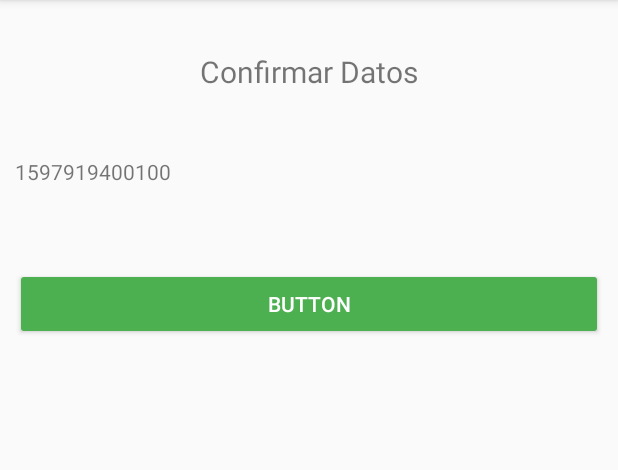
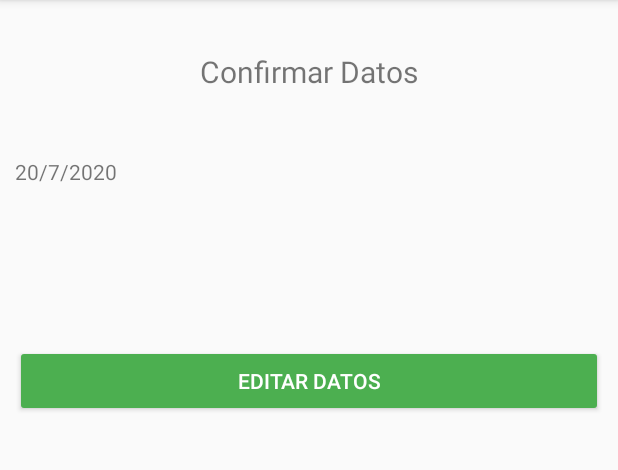
Before and after one commit to josealsola29/Semana2_Formulario, an Android app: the screen it shows after launch (ConfirmActivity), after a tap on "SIGUIENTE", on a phone screen of 412 x 824 dp, the part 84-554 px from its top. Run offline under Robolectric (Android 15) with nearby library versions, the phone set to English and light mode, and no system bars.

Commit message:
Reformat Code

```diff
--- a/app/src/main/java/com/example/semana2_formulario/ConfirmActivity.java
+++ b/app/src/main/java/com/example/semana2_formulario/ConfirmActivity.java
@@ -1,44 +1,69 @@
 package com.example.semana2_formulario;
-
-import androidx.appcompat.app.AppCompatActivity;
 
 import android.content.Intent;
 import android.os.Bundle;
 import android.view.KeyEvent;
+import android.view.View;
+import android.widget.Button;
 import android.widget.TextView;
 
+import androidx.appcompat.app.AppCompatActivity;
+
+import java.util.Objects;
+
 public class ConfirmActivity extends AppCompatActivity {
+    private TextView tvNameInfo;
+    private TextView tvBirthDate;
+    private TextView tvTelephoneInfo;
+    private TextView tvEmailInfo;
+    private TextView tvDescriptionInfo;
 
     @Override
     protected void onCreate(Bundle savedInstanceState) {
         super.onCreate(savedInstanceState);
         setContentView(R.layout.activity_confirm);
         Bundle extras = getIntent().getExtras();
-        String name = extras.getString("name");
+        String name = Objects.requireNonNull(extras).getString("name");
         String tellphone = extras.getString("tellphone");
         String email = extras.getString("email");
         String description = extras.getString("description");
-        String date = String.valueOf(extras.getLong("date"));
+        String date = extras.getString("date");
 
-        TextView tvNameInfo = findViewById(R.id.tvNameInfo);
-        TextView tvBirthDate = findViewById(R.id.tvBirthDate);
-        TextView tvTelephoneInfo = findViewById(R.id.tvTelephoneInfo);
-        TextView tvDescriptionInfo = findViewById(R.id.tvDescriptionInfo);
+        tvNameInfo = findViewById(R.id.tvNameInfo);
+        tvBirthDate = findViewById(R.id.tvBirthDate);
+        tvTelephoneInfo = findViewById(R.id.tvTelephoneInfo);
+        tvEmailInfo = findViewById(R.id.tvEmailInfo);
+        tvDescriptionInfo = findViewById(R.id.tvDescriptionInfo);
+        Button btnEditInfo = findViewById(R.id.btnEditInfo);
 
         tvNameInfo.setText(name);
         tvBirthDate.setText(date);
         tvTelephoneInfo.setText(tellphone);
+        tvEmailInfo.setText(email);
         tvDescriptionInfo.setText(description);
 
+        btnEditInfo.setOnClickListener(new View.OnClickListener() {
+            @Override
+            public void onClick(View v) {
+                Intent intent = new Intent(ConfirmActivity.this, MainActivity.class);
+                intent.putExtra("name", tvNameInfo.getText().toString());
+                intent.putExtra("birthday", tvBirthDate.getText().toString());
+                intent.putExtra("tellphone", tvTelephoneInfo.getText().toString());
+                intent.putExtra("email", tvEmailInfo.getText().toString());
+                intent.putExtra("description", tvDescriptionInfo.getText().toString());
+                startActivity(intent);
+            }
+        });
     }
 
 
-//    @Override
-//    public boolean onKeyDown(int keyCode, KeyEvent event) {
-//        return super.onKeyDown(keyCode, event);
-//        if (keyCode == KeyEvent.KEYCODE_BACK){
-//            Intent intent = new Intent(ConfirmActivity.this, MainActivity.class);
-//            startActivity(intent);}
-//    }
+    @Override
+    public boolean onKeyDown(int keyCode, KeyEvent event) {
+        if (keyCode == KeyEvent.KEYCODE_BACK) {
+            Intent intent = new Intent(ConfirmActivity.this, MainActivity.class);
+            startActivity(intent);
+        }
+        return super.onKeyDown(keyCode, event);
+    }
 
 }
--- a/app/src/main/java/com/example/semana2_formulario/MainActivity.java
+++ b/app/src/main/java/com/example/semana2_formulario/MainActivity.java
@@ -2,21 +2,22 @@ package com.example.semana2_formulario;
 
 import android.content.Intent;
 import android.os.Bundle;
-import android.view.KeyEvent;
 import android.view.View;
 import android.widget.Button;
-import android.widget.CalendarView;
+import android.widget.DatePicker;
 
 import androidx.appcompat.app.AppCompatActivity;
 
 import com.google.android.material.textfield.TextInputEditText;
+
+import java.util.Objects;
 
 public class MainActivity extends AppCompatActivity {
     private TextInputEditText tilName;
     private TextInputEditText tilTelephone;
     private TextInputEditText tilEmail;
     private TextInputEditText tilDescription;
-    private CalendarView calendarView;
+    private DatePicker datePicker;
     private Button btnNext;
 
     @Override
@@ -28,7 +29,7 @@ public class MainActivity extends AppCompatActivity {
         tilTelephone = findViewById(R.id.tilTelephone);
         tilEmail = findViewById(R.id.tilEmail);
         tilDescription = findViewById(R.id.tilDescription);
-        calendarView = findViewById(R.id.calendarView);
+        datePicker = findViewById(R.id.datePicker);
         btnNext = findViewById(R.id.btnNext);
 
         btnNext.setOnClickListener(new View.OnClickListener() {
@@ -39,13 +40,26 @@ public class MainActivity extends AppCompatActivity {
                 intent.putExtra("tellphone", tilTelephone.getText().toString());
                 intent.putExtra("email", tilEmail.getText().toString());
                 intent.putExtra("description", tilDescription.getText().toString());
-                intent.putExtra("date", calendarView.getDate());
+                String dateFormat = datePicker.getDayOfMonth() +"/"
+                        +datePicker.getMonth()+"/"
+                        +datePicker.getYear();
+                intent.putExtra("date", dateFormat);
                 startActivity(intent);
-
-
             }
         });
 
+        Bundle extras = getIntent().getExtras();
+        if(extras !=null){
 
+        String name = Objects.requireNonNull(extras).getString("name");
+        String tellphone = extras.getString("tellphone");
+        String email = extras.getString("email");
+        String description = extras.getString("description");
+        String date = extras.getString("date");
+            tilName.setText(name);
+            tilTelephone.setText(tellphone);
+            tilEmail.setText(email);
+            tilDescription.setText(description);
+        }
     }
 }
--- a/app/src/main/res/layout/activity_confirm.xml
+++ b/app/src/main/res/layout/activity_confirm.xml
@@ -12,8 +12,8 @@
         android:layout_width="wrap_content"
         android:layout_height="wrap_content"
         android:layout_marginTop="24dp"
+        android:text="Confirmar Datos"
         android:textSize="@dimen/titulo"
-        android:text="Confirmar Datos"
         app:layout_constraintEnd_toEndOf="parent"
         app:layout_constraintStart_toStartOf="parent"
         app:layout_constraintTop_toTopOf="parent" />
@@ -50,20 +50,32 @@
         app:layout_constraintTop_toBottomOf="@+id/tvBirthDate" />
 
     <TextView
+        android:id="@+id/tvEmailInfo"
+        android:layout_width="0dp"
+        android:layout_height="wrap_content"
+        android:layout_marginTop="8dp"
+        android:text="Email"
+        app:layout_constraintEnd_toEndOf="parent"
+        app:layout_constraintStart_toStartOf="parent"
+        app:layout_constraintTop_toBottomOf="@+id/tvTelephoneInfo" />
+
+    <TextView
         android:id="@+id/tvDescriptionInfo"
         android:layout_width="0dp"
         android:layout_height="wrap_content"
         android:layout_marginTop="8dp"
         android:text="Descripción"
         app:layout_constraintEnd_toEndOf="parent"
+        app:layout_constraintHorizontal_bias="0.0"
         app:layout_constraintStart_toStartOf="parent"
-        app:layout_constraintTop_toBottomOf="@+id/tvTelephoneInfo" />
+        app:layout_constraintTop_toBottomOf="@+id/tvEmailInfo" />
 
     <Button
-        android:id="@+id/button"
+        android:id="@+id/btnEditInfo"
         android:layout_width="0dp"
         android:layout_height="wrap_content"
-        android:text="Button"
+        android:layout_marginTop="24dp"
+        android:text="Editar datos"
         android:theme="@style/RaiseButton"
         app:layout_constraintEnd_toEndOf="parent"
         app:layout_constraintHorizontal_bias="0.0"
```
Also changed, not shown: app/src/main/res/layout/activity_main.xml (+13 -9 lines).
